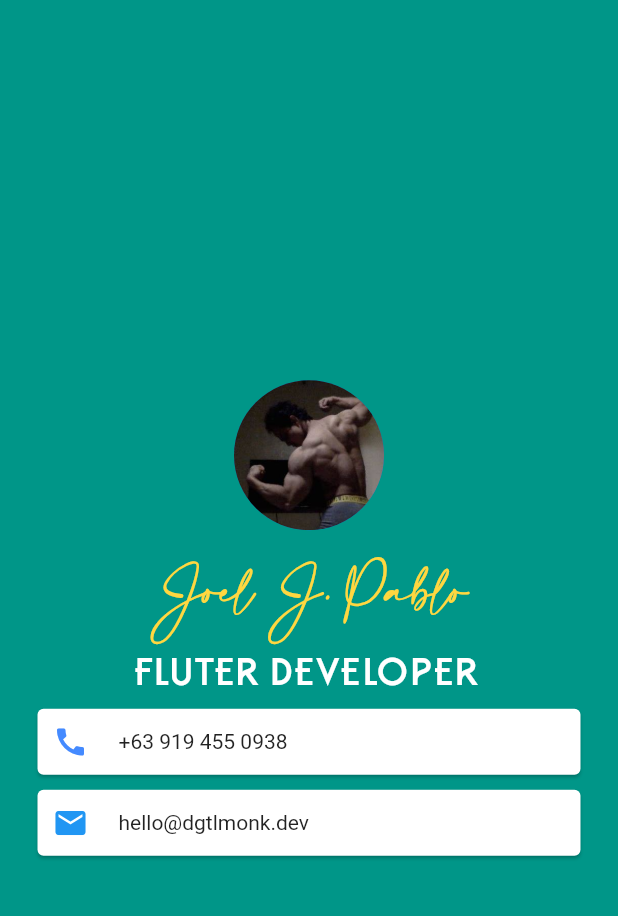
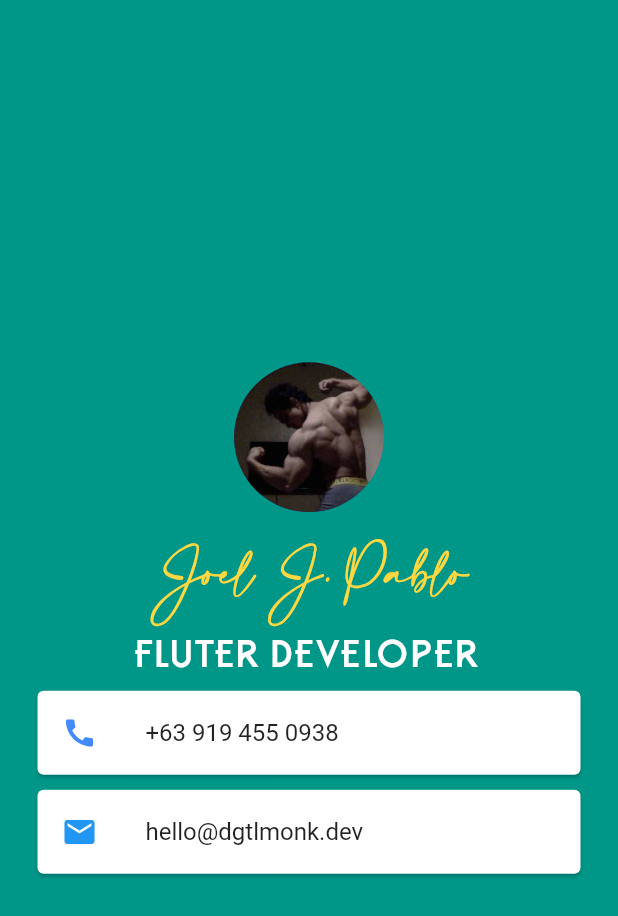
Before and after one commit to dgtlmonk/flutter, a Flutter app: the screen it shows after launch, on a phone screen of 412 x 824 dp. Shown: the top 916 px of the screen. Run offline on Flutter 3.47's test engine with Material 2 defaults, Android fonts, the phone set to English and light mode, and no system bars.

Commit message:
:recycle: ListTile

```diff
--- a/mi_card_flutter/lib/main.dart
+++ b/mi_card_flutter/lib/main.dart
@@ -16,13 +16,13 @@ class App extends StatelessWidget {
 class Home extends StatelessWidget {
   @override
   Widget build(BuildContext context) {
-//    final stageWidth = MediaQuery.of(context).size.width;
     return MaterialApp(
       home: Scaffold(
         backgroundColor: Colors.teal,
         body: SafeArea(
           child: Container(
             child: Column(
+              mainAxisAlignment: MainAxisAlignment.center,
               children: <Widget>[
                 CircleAvatar(
                   radius: 50,
@@ -51,56 +51,28 @@ class Home extends StatelessWidget {
                 ),
                 Card(
                   color: Colors.white,
-//                  width: stageWidth * .75,
-
                   margin: EdgeInsets.symmetric(vertical: 10, horizontal: 25),
-//                  margin: EdgeInsets.all(10),
-//                  padding: EdgeInsets.all(10),
-                  child: Padding(
-                    padding: const EdgeInsets.all(10),
-                    child: Row(
-                      children: <Widget>[
-                        Container(
-                          margin: EdgeInsets.fromLTRB(0, 0, 20, 0),
-                          child: Icon(
+                  child: ListTile(
+                    leading: Icon(
                       Icons.call,
                       size: 24,
                       color: Colors.blueAccent,
                     ),
-                        ),
-                        Text('+63 919 455 0938')
-                      ],
-                      mainAxisAlignment: MainAxisAlignment.start,
-                    ),
+                    title: Text('+63 919 455 0938'),
                   ),
                 ),
                 Card(
                   color: Colors.white,
-//                  width: stageWidth * .75,
                   margin: EdgeInsets.symmetric(vertical: 0, horizontal: 25),
-                  child: Padding(
-                    padding: const EdgeInsets.all(10),
-                    child: Row(
-                      children: <Widget>[
-                        Container(
-                          margin: EdgeInsets.fromLTRB(0, 0, 20, 0),
-                          child: Icon(
+                  child: ListTile(
+                      leading: Icon(
                         Icons.email,
                         color: Colors.blue,
                         size: 24,
                       ),
+                      title: Text('hello@dgtlmonk.dev')),
                 ),
-                        Text('hello@dgtlmonk.dev')
               ],
-                      mainAxisAlignment: MainAxisAlignment.start,
-                    ),
-                  ),
-                )
-              ],
-              // alignItems
-              mainAxisAlignment: MainAxisAlignment.center,
-              // flexGrow
-//              crossAxisAlignment: CrossAxisAlignment.stretch,
             ),
             alignment: Alignment(0.0, 0.0),
           ),
@@ -109,45 +81,3 @@ class Home extends StatelessWidget {
     );
   }
 }
-
-//
-//
-//p      home: Scaffold(
-//appBar: AppBar(
-//backgroundColor: Colors.grey,
-//title: Text("Demo App"),
-//),
-//backgroundColor: Colors.white,
-//body: SafeArea(
-//child: Container(
-//color: Colors.blueGrey,
-//child: Column(
-//children: <Widget>[
-//Container(
-//color: Colors.white,
-//padding: EdgeInsets.all(10),
-//margin: EdgeInsets.fromLTRB(20, 0, 20, 0),
-//child: Text("hey"),
-//),
-//Container(
-//color: Colors.white,
-//padding: EdgeInsets.all(10),
-//margin: EdgeInsets.fromLTRB(20, 0, 20, 0),
-//child: Text("hey"),
-//),
-//Container(
-//color: Colors.white,
-//padding: EdgeInsets.all(10),
-//margin: EdgeInsets.fromLTRB(20, 0, 20, 0),
-//child: Text("hey"),
-//),
-//],
-//// alignItems
-//mainAxisAlignment: MainAxisAlignment.center,
-//// flexGrow
-//crossAxisAlignment: CrossAxisAlignment.stretch,
-//),
-//alignment: Alignment(0.0, 0.0),
-//),
-//),
-//
```
Also changed, not shown: 8 other files. Lines whose indentation alone changed are shown as unchanged.
